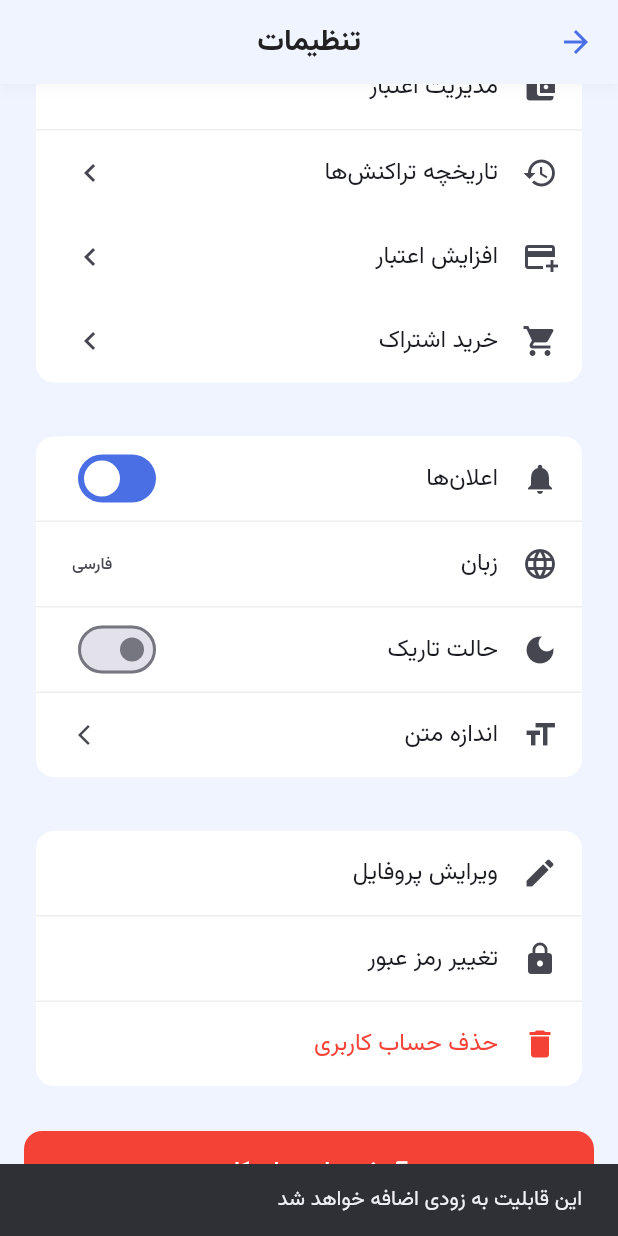
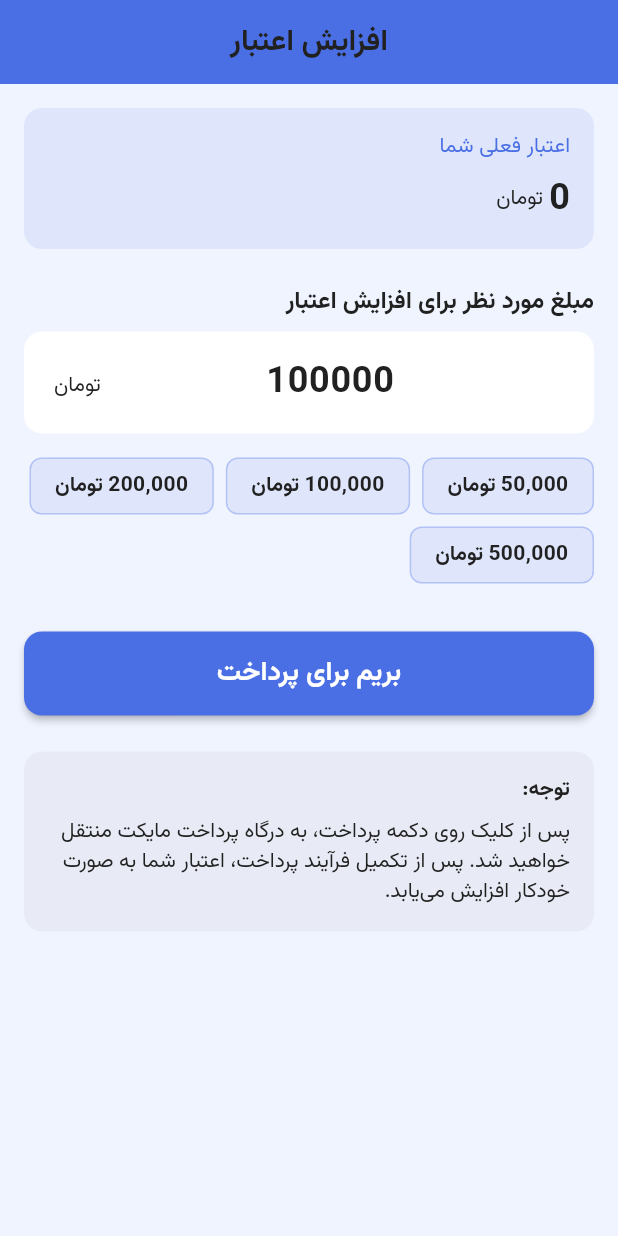
Before and after one commit to behzadayubifar/darooyar, a Flutter app: the SettingsScreen screen opened directly with empty values, scrolled down 724 dp, after a tap on "افزایش اعتبار", on a phone screen of 412 x 824 dp. Run offline on Flutter 3.47's test engine with Material 3 defaults, Android fonts, the phone set to English and light mode, and no system bars; our stand-ins replace cached_network_image, cross_file, dio, flutter_hooks, flutter_riverpod, flutter_staggered_animations and 11 more; missing offline and left inert: image_clipboard, myket_iap; accounts and stored records are empty; generated files the repository leaves out were written again; network calls fail.

Commit message:
fix some issues with payment

```diff
--- a/flutter/lib/features/settings/screens/settings_screen.dart
+++ b/flutter/lib/features/settings/screens/settings_screen.dart
@@ -9,6 +9,7 @@ import '../../auth/providers/auth_providers.dart';
 import '../../../utils/myket_utils.dart';
 import '../../../services/myket_rating_service.dart';
 import '../widgets/myket_rating_section.dart';
+import '../../subscription/screens/credit_payment_screen.dart';
 
 // Theme mode provider
 final themeModeProvider = StateNotifierProvider<ThemeModeNotifier, ThemeMode>(
@@ -562,10 +563,11 @@ class SettingsScreen extends ConsumerWidget {
                   title: const Text('افزایش اعتبار'),
                   trailing: const Icon(Icons.chevron_right),
                   onTap: () {
-                    // TODO: Navigate to add credit screen
-                    ScaffoldMessenger.of(context).showSnackBar(
-                      const SnackBar(
-                          content: Text('این قابلیت به زودی اضافه خواهد شد')),
+                    // Navigate to credit payment screen
+                    Navigator.of(context).push(
+                      MaterialPageRoute(
+                        builder: (context) => const CreditPaymentScreen(),
+                      ),
                     );
                   },
                 ),
--- /dev/null
+++ b/flutter/lib/features/subscription/screens/credit_payment_screen.dart
@@ -0,0 +1,373 @@
+import 'package:flutter/material.dart';
+import 'package:flutter/services.dart';
+import 'package:hooks_riverpod/hooks_riverpod.dart';
+import 'package:lottie/lottie.dart';
+import 'package:dio/dio.dart';
+import '../../../core/theme/app_theme.dart';
+import '../../../core/utils/number_formatter.dart';
+import '../../../services/myket_iap_service.dart';
+import '../../../core/utils/logger.dart';
+import '../../auth/providers/auth_providers.dart';
+import '../../../services/dio_provider.dart';
+
+class CreditPaymentScreen extends ConsumerStatefulWidget {
+  const CreditPaymentScreen({Key? key}) : super(key: key);
+
+  @override
+  ConsumerState<CreditPaymentScreen> createState() =>
+      _CreditPaymentScreenState();
+}
+
+class _CreditPaymentScreenState extends ConsumerState<CreditPaymentScreen> {
+  final TextEditingController _amountController = TextEditingController();
+  bool _isProcessing = false;
+  String? _errorMessage;
+
+  // Predefined credit amounts
+  final List<int> _predefinedAmounts = [50000, 100000, 200000, 500000];
+
+  @override
+  void initState() {
+    super.initState();
+    _amountController.text = '100000'; // Default amount
+  }
+
+  @override
+  void dispose() {
+    _amountController.dispose();
+    super.dispose();
+  }
+
+  // Format the input with thousands separator
+  String _formatNumber(String s) {
+    if (s.isEmpty) return '';
+
+    // Remove all non-digit characters
+    final digitsOnly = s.replaceAll(RegExp(r'[^\d]'), '');
+
+    // Format with thousands separator
+    return NumberFormatter.formatPriceInThousands(digitsOnly);
+  }
+
+  // Get the numeric value from the formatted text
+  int _getNumericValue(String formattedText) {
+    if (formattedText.isEmpty) return 0;
+    return int.parse(formattedText.replaceAll(RegExp(r'[^\d]'), ''));
+  }
+
+  // Handle the payment process
+  Future<void> _processPayment() async {
+    setState(() {
+      _isProcessing = true;
+      _errorMessage = null;
+    });
+
+    try {
+      final amount = _getNumericValue(_amountController.text);
+
+      if (amount < 10000) {
+        setState(() {
+          _errorMessage = 'مبلغ باید حداقل ۱۰,۰۰۰ تومان باشد';
+          _isProcessing = false;
+        });
+        return;
+      }
+
+      // Create a SKU for the credit amount
+      final String sku = 'credit_${amount}';
+
+      // Call the MyketIAPService to process the payment
+      final result = await MyketIAPService.purchaseProduct(sku);
+
+      if (result == null) {
+        setState(() {
+          _errorMessage = 'خطا در اتصال به مایکت';
+          _isProcessing = false;
+        });
+        return;
+      }
+
+      if (result['success']) {
+        // Call the server API to update the user's credit
+        final dio = ref.read(dioProvider);
+        final token = await ref.read(authServiceProvider).getToken();
+
+        if (token == null) {
+          setState(() {
+            _errorMessage = 'خطا در احراز هویت';
+            _isProcessing = false;
+          });
+          return;
+        }
+
+        final response = await dio.post(
+          '/api/user/credit/add',
+          data: {
+            'amount': amount,
+            'transaction': result['purchase'],
+          },
+          options: Options(
+            headers: {
+              'Authorization': 'Bearer $token',
+            },
+          ),
+        );
+
+        if (response.statusCode == 200) {
+          // Refresh user data
+          await ref.read(authStateProvider.notifier).refreshUser();
+
+          if (mounted) {
+            // Show success message and navigate back
+            ScaffoldMessenger.of(context).showSnackBar(
+              const SnackBar(
+                content: Text('افزایش اعتبار با موفقیت انجام شد'),
+                backgroundColor: Colors.green,
+              ),
+            );
+            Navigator.of(context).pop();
+          }
+        } else {
+          setState(() {
+            _errorMessage = 'خطا در ثبت تراکنش در سرور';
+            _isProcessing = false;
+          });
+        }
+      } else {
+        setState(() {
+          _errorMessage = result['message'] ?? 'خطا در فرآیند پرداخت';
+          _isProcessing = false;
+        });
+      }
+    } catch (e) {
+      AppLogger.e('Error in payment process: $e');
+      setState(() {
+        _errorMessage = 'خطا در فرآیند پرداخت: $e';
+        _isProcessing = false;
+      });
+    }
+  }
+
+  @override
+  Widget build(BuildContext context) {
+    final user = ref.watch(authStateProvider).valueOrNull;
+
+    return Scaffold(
+      appBar: AppBar(
+        title: const Text('افزایش اعتبار'),
+        backgroundColor: AppTheme.primaryColor,
+        foregroundColor: Colors.white,
+      ),
+      body: SingleChildScrollView(
+        child: Padding(
+          padding: const EdgeInsets.all(16.0),
+          child: Column(
+            crossAxisAlignment: CrossAxisAlignment.start,
+            children: [
+              // Current credit display
+              Container(
+                width: double.infinity,
+                padding: const EdgeInsets.all(16),
+                decoration: BoxDecoration(
+                  color: AppTheme.primaryColor.withOpacity(0.1),
+                  borderRadius: BorderRadius.circular(12),
+                ),
+                child: Column(
+                  crossAxisAlignment: CrossAxisAlignment.start,
+                  children: [
+                    const Text(
+                      'اعتبار فعلی شما',
+                      style: TextStyle(
+                        fontSize: 14,
+                        color: AppTheme.primaryColor,
+                      ),
+                    ),
+                    const SizedBox(height: 8),
+                    Row(
+                      children: [
+                        Text(
+                          NumberFormatter.formatPriceInThousands(
+                            (user?.credit ?? 0).toStringAsFixed(0),
+                          ),
+                          style: const TextStyle(
+                            fontSize: 24,
+                            fontWeight: FontWeight.bold,
+                          ),
+                        ),
+                        const SizedBox(width: 4),
+                        const Text(
+                          'تومان',
+                          style: TextStyle(
+                            fontSize: 14,
+                          ),
+                        ),
+                      ],
+                    ),
+                  ],
+                ),
+              ),
+
+              const SizedBox(height: 24),
+
+              // Payment amount input
+              const Text(
+                'مبلغ مورد نظر برای افزایش اعتبار',
+                style: TextStyle(
+                  fontSize: 16,
+                  fontWeight: FontWeight.bold,
+                ),
+              ),
+              const SizedBox(height: 8),
+              TextFormField(
+                controller: _amountController,
+                keyboardType: TextInputType.number,
+                textAlign: TextAlign.center,
+                style: const TextStyle(
+                  fontSize: 24,
+                  fontWeight: FontWeight.bold,
+                ),
+                decoration: InputDecoration(
+                  hintText: '۱۰۰,۰۰۰',
+                  suffixText: 'تومان',
+                  border: OutlineInputBorder(
+                    borderRadius: BorderRadius.circular(12),
+                    borderSide: const BorderSide(color: AppTheme.primaryColor),
+                  ),
+                  focusedBorder: OutlineInputBorder(
+                    borderRadius: BorderRadius.circular(12),
+                    borderSide: const BorderSide(
+                        color: AppTheme.primaryColor, width: 2),
+                  ),
+                ),
+                inputFormatters: [
+                  FilteringTextInputFormatter.digitsOnly,
+                  TextInputFormatter.withFunction((oldValue, newValue) {
+                    final formatted = _formatNumber(newValue.text);
+                    return TextEditingValue(
+                      text: formatted,
+                      selection:
+                          TextSelection.collapsed(offset: formatted.length),
+                    );
+                  }),
+                ],
+              ),
+
+              const SizedBox(height: 16),
+
+              // Predefined amounts
+              Wrap(
+                spacing: 8,
+                runSpacing: 8,
+                children: _predefinedAmounts.map((amount) {
+                  return InkWell(
+                    onTap: () {
+                      setState(() {
+                        _amountController.text =
+                            _formatNumber(amount.toString());
+                      });
+                    },
+                    child: Container(
+                      padding: const EdgeInsets.symmetric(
+                          horizontal: 16, vertical: 8),
+                      decoration: BoxDecoration(
+                        color: AppTheme.primaryColor.withOpacity(0.1),
+                        borderRadius: BorderRadius.circular(8),
+                        border: Border.all(
+                          color: AppTheme.primaryColor.withOpacity(0.3),
+                        ),
+                      ),
+                      child: Text(
+                        '${NumberFormatter.formatPriceInThousands(amount.toString())} تومان',
+                        style: const TextStyle(
+                          fontWeight: FontWeight.bold,
+                        ),
+                      ),
+                    ),
+                  );
+                }).toList(),
+              ),
+
+              if (_errorMessage != null) ...[
+                const SizedBox(height: 16),
+                Container(
+                  width: double.infinity,
+                  padding: const EdgeInsets.all(12),
+                  decoration: BoxDecoration(
+                    color: Colors.red.withOpacity(0.1),
+                    borderRadius: BorderRadius.circular(8),
+                    border: Border.all(color: Colors.red.withOpacity(0.3)),
+                  ),
+                  child: Text(
+                    _errorMessage!,
+                    style: const TextStyle(
+                      color: Colors.red,
+                      fontWeight: FontWeight.bold,
+                    ),
+                  ),
+                ),
+              ],
+
+              const SizedBox(height: 32),
+
+              // Payment button
+              SizedBox(
+                width: double.infinity,
+                height: 56,
+                child: ElevatedButton(
+                  onPressed: _isProcessing ? null : _processPayment,
+                  style: ElevatedButton.styleFrom(
+                    backgroundColor: AppTheme.primaryColor,
+                    foregroundColor: Colors.white,
+                    shape: RoundedRectangleBorder(
+                      borderRadius: BorderRadius.circular(12),
+                    ),
+                    elevation: 2,
+                  ),
+                  child: _isProcessing
+                      ? const CircularProgressIndicator(color: Colors.white)
+                      : const Text(
+                          'بریم برای پرداخت',
+                          style: TextStyle(
+                            fontSize: 18,
+                            fontWeight: FontWeight.bold,
+                          ),
+                        ),
+                ),
+              ),
+
+              const SizedBox(height: 24),
+
+              // Payment info
+              Container(
+                width: double.infinity,
+                padding: const EdgeInsets.all(16),
+                decoration: BoxDecoration(
+                  color: Colors.grey.withOpacity(0.1),
+                  borderRadius: BorderRadius.circular(12),
+                ),
+                child: Column(
+                  crossAxisAlignment: CrossAxisAlignment.start,
+                  children: const [
+                    Text(
+                      'توجه:',
+                      style: TextStyle(
+                        fontWeight: FontWeight.bold,
+                      ),
+                    ),
+                    SizedBox(height: 8),
+                    Text(
+                      'پس از کلیک روی دکمه پرداخت، به درگاه پرداخت مایکت منتقل خواهید شد. پس از تکمیل فرآیند پرداخت، اعتبار شما به صورت خودکار افزایش می‌یابد.',
+                      style: TextStyle(
+                        fontSize: 14,
+                      ),
+                    ),
+                  ],
+                ),
+              ),
+            ],
+          ),
+        ),
+      ),
+    );
+  }
+}
--- a/flutter/lib/main.dart
+++ b/flutter/lib/main.dart
@@ -1,5 +1,3 @@
-import 'dart:io';
-
 import 'package:flutter/foundation.dart';
 import 'package:flutter/material.dart';
 import 'package:flutter/services.dart';
--- a/flutter/pubspec.yaml
+++ b/flutter/pubspec.yaml
@@ -47,6 +47,9 @@ dependencies:
   dio: ^5.4.1
   http: ^1.2.0
   shared_preferences: ^2.2.2
+
+  # In-app purchase
+  myket_iap: ^1.1.10
 
   # Local database
   isar: ^3.1.0+1
```
Also changed, not shown: flutter/lib/features/dashboard/screens/dashboard_screen.dart (+5 -5 lines), flutter/lib/services/dio_provider.dart (added, +41 -0 lines), flutter/lib/services/myket_iap_service.dart (added, +165 -0 lines), flutter/pubspec.lock, 10 other files.
